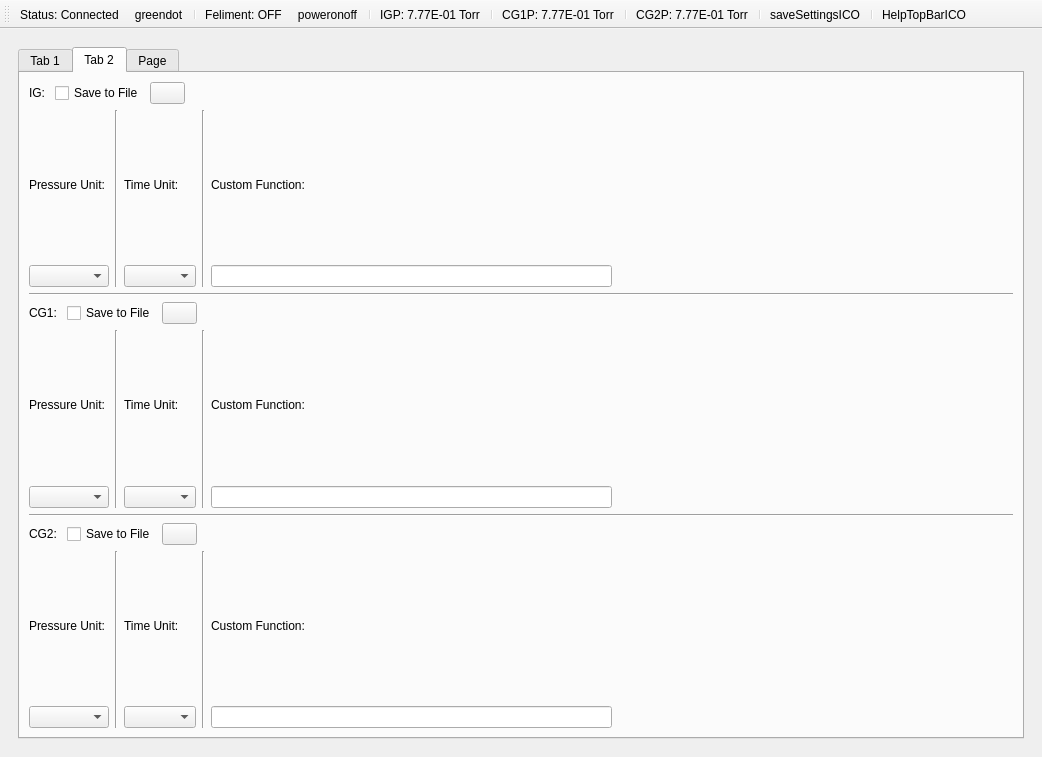
Old version of the form UI/QTUI.ui in the repository Khaled-Agbaryah/PC_GUI_App.
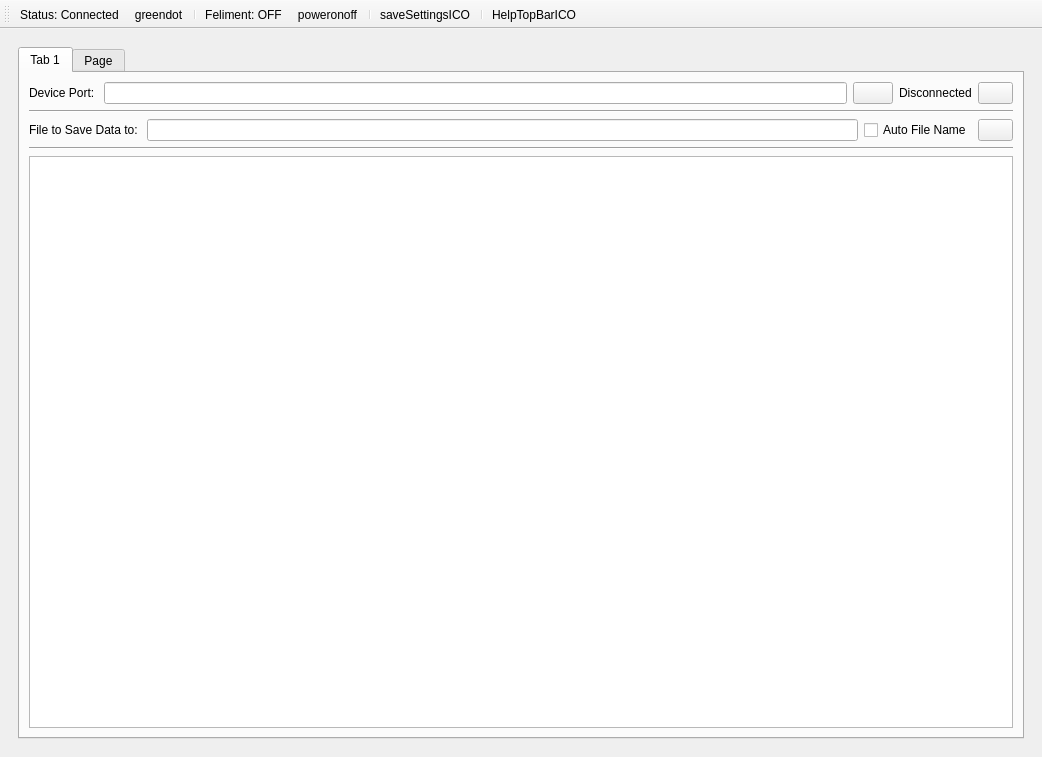
New version of the form. The open tabs and pages were chosen to show the change. Icons and pictures are not drawn.

The edit to the form file:
```diff
--- a/UI/QTUI.ui
+++ b/UI/QTUI.ui
@@ -122,47 +122,6 @@
                 </item>
                </layout>
               </item>
-              <item>
-               <layout class="QHBoxLayout" name="horizontalLayout_3">
-                <item>
-                 <widget class="QCheckBox" name="BufferingCheckBox">
-                  <property name="text">
-                   <string>Data Buffering</string>
-                  </property>
-                 </widget>
-                </item>
-                <item>
-                 <widget class="QLabel" name="label_3">
-                  <property name="text">
-                   <string>Buffer Max Size: </string>
-                  </property>
-                 </widget>
-                </item>
-                <item>
-                 <widget class="QSpinBox" name="BufferingSpinBox"/>
-                </item>
-                <item>
-                 <widget class="QLabel" name="label_4">
-                  <property name="text">
-                   <string>MB</string>
-                  </property>
-                 </widget>
-                </item>
-                <item>
-                 <widget class="QPushButton" name="BufferingHelp">
-                  <property name="maximumSize">
-                   <size>
-                    <width>35</width>
-                    <height>16777215</height>
-                   </size>
-                  </property>
-                  <property name="text">
-                   <string/>
-                  </property>
-                 </widget>
-                </item>
-               </layout>
-              </item>
              </layout>
             </item>
             <item>
@@ -173,405 +132,14 @@
              </widget>
             </item>
             <item>
-             <spacer name="verticalSpacer">
-              <property name="orientation">
-               <enum>Qt::Vertical</enum>
+             <widget class="QPlainTextEdit" name="LogTextBox3">
+              <property name="font">
+               <font>
+                <pointsize>10</pointsize>
+               </font>
               </property>
-              <property name="sizeType">
-               <enum>QSizePolicy::Maximum</enum>
-              </property>
-              <property name="sizeHint" stdset="0">
-               <size>
-                <width>20</width>
-                <height>300</height>
-               </size>
-              </property>
-             </spacer>
-            </item>
-           </layout>
-          </widget>
-          <widget class="QWidget" name="tab_2">
-           <attribute name="title">
-            <string>Tab 2</string>
-           </attribute>
-           <layout class="QVBoxLayout" name="verticalLayout_8">
-            <item>
-             <layout class="QVBoxLayout" name="verticalLayout_7">
-              <item>
-               <layout class="QHBoxLayout" name="horizontalLayout_5">
-                <item>
-                 <widget class="QLabel" name="label_5">
-                  <property name="text">
-                   <string>IG: </string>
-                  </property>
-                 </widget>
-                </item>
-                <item>
-                 <widget class="QCheckBox" name="IGSaveToFileCheckBox">
-                  <property name="text">
-                   <string>Save to File</string>
-                  </property>
-                 </widget>
-                </item>
-                <item>
-                 <widget class="QPushButton" name="IGSectionHelp">
-                  <property name="maximumSize">
-                   <size>
-                    <width>35</width>
-                    <height>16777215</height>
-                   </size>
-                  </property>
-                  <property name="text">
-                   <string/>
-                  </property>
-                 </widget>
-                </item>
-                <item>
-                 <spacer name="horizontalSpacer">
-                  <property name="orientation">
-                   <enum>Qt::Horizontal</enum>
-                  </property>
-                  <property name="sizeHint" stdset="0">
-                   <size>
-                    <width>40</width>
-                    <height>20</height>
-                   </size>
-                  </property>
-                 </spacer>
-                </item>
-               </layout>
-              </item>
-              <item>
-               <layout class="QHBoxLayout" name="horizontalLayout_4">
-                <item>
-                 <layout class="QVBoxLayout" name="verticalLayout_9">
-                  <item>
-                   <widget class="QLabel" name="label_6">
-                    <property name="text">
-                     <string>Pressure Unit: </string>
-                    </property>
-                   </widget>
-                  </item>
-                  <item>
-                   <widget class="QComboBox" name="IGPressureUnitCombo"/>
-                  </item>
-                 </layout>
-                </item>
-                <item>
-                 <widget class="Line" name="line_5">
-                  <property name="orientation">
-                   <enum>Qt::Vertical</enum>
-                  </property>
-                 </widget>
-                </item>
-                <item>
-                 <layout class="QVBoxLayout" name="verticalLayout_10">
-                  <item>
-                   <widget class="QLabel" name="label_7">
-                    <property name="text">
-                     <string>Time Unit: </string>
-                    </property>
-                   </widget>
-                  </item>
-                  <item>
-                   <widget class="QComboBox" name="IGTimeUnitCombo"/>
-                  </item>
-                 </layout>
-                </item>
-                <item>
-                 <widget class="Line" name="line_6">
-                  <property name="orientation">
-                   <enum>Qt::Vertical</enum>
-                  </property>
-                 </widget>
-                </item>
-                <item>
-                 <layout class="QVBoxLayout" name="verticalLayout_11">
-                  <item>
-                   <widget class="QLabel" name="label_8">
-                    <property name="text">
-                     <string>Custom Function: </string>
-                    </property>
-                   </widget>
-                  </item>
-                  <item>
-                   <widget class="QLineEdit" name="IGCustomFunctionLineEdit"/>
-                  </item>
-                 </layout>
-                </item>
-                <item>
-                 <spacer name="horizontalSpacer_7">
-                  <property name="orientation">
-                   <enum>Qt::Horizontal</enum>
-                  </property>
-                  <property name="sizeHint" stdset="0">
-                   <size>
-                    <width>40</width>
-                    <height>20</height>
-                   </size>
-                  </property>
-                 </spacer>
-                </item>
-               </layout>
-              </item>
-             </layout>
-            </item>
-            <item>
-             <widget class="Line" name="line_2">
-              <property name="orientation">
-               <enum>Qt::Horizontal</enum>
-              </property>
              </widget>
             </item>
-            <item>
-             <layout class="QVBoxLayout" name="verticalLayout_13">
-              <item>
-               <layout class="QHBoxLayout" name="horizontalLayout_9">
-                <item>
-                 <widget class="QLabel" name="label_11">
-                  <property name="text">
-                   <string>CG1: </string>
-                  </property>
-                 </widget>
-                </item>
-                <item>
-                 <widget class="QCheckBox" name="CG1SaveToFileCheckBox">
-                  <property name="text">
-                   <string>Save to File</string>
-                  </property>
-                 </widget>
-                </item>
-                <item>
-                 <widget class="QPushButton" name="CG1SectionHelp">
-                  <property name="maximumSize">
-                   <size>
-                    <width>35</width>
-                    <height>16777215</height>
-                   </size>
-                  </property>
-                  <property name="text">
-                   <string/>
-                  </property>
-                 </widget>
-                </item>
-                <item>
-                 <spacer name="horizontalSpacer_2">
-                  <property name="orientation">
-                   <enum>Qt::Horizontal</enum>
-                  </property>
-                  <property name="sizeHint" stdset="0">
-                   <size>
-                    <width>40</width>
-                    <height>20</height>
-                   </size>
-                  </property>
-                 </spacer>
-                </item>
-               </layout>
-              </item>
-              <item>
-               <layout class="QHBoxLayout" name="horizontalLayout_8">
-                <item>
-                 <layout class="QVBoxLayout" name="verticalLayout_15">
-                  <item>
-                   <widget class="QLabel" name="label_12">
-                    <property name="text">
-                     <string>Pressure Unit: </string>
-                    </property>
-                   </widget>
-                  </item>
-                  <item>
-                   <widget class="QComboBox" name="CG1PressureUnitCombo"/>
-                  </item>
-                 </layout>
-                </item>
-                <item>
-                 <widget class="Line" name="line_9">
-                  <property name="orientation">
-                   <enum>Qt::Vertical</enum>
-                  </property>
-                 </widget>
-                </item>
-                <item>
-                 <layout class="QVBoxLayout" name="verticalLayout_16">
-                  <item>
-                   <widget class="QLabel" name="label_13">
-                    <property name="text">
-                     <string>Time Unit: </string>
-                    </property>
-                   </widget>
-                  </item>
-                  <item>
-                   <widget class="QComboBox" name="CG1TimeUnitCombo"/>
-                  </item>
-                 </layout>
-                </item>
-                <item>
-                 <widget class="Line" name="line_8">
-                  <property name="orientation">
-                   <enum>Qt::Vertical</enum>
-                  </property>
-                 </widget>
-                </item>
-                <item>
-                 <layout class="QVBoxLayout" name="verticalLayout_17">
-                  <item>
-                   <widget class="QLabel" name="label_14">
-                    <property name="text">
-                     <string>Custom Function: </string>
-                    </property>
-                   </widget>
-                  </item>
-                  <item>
-                   <widget class="QLineEdit" name="CG1CustomFunctionLineEdit"/>
-                  </item>
-                 </layout>
-                </item>
-                <item>
-                 <spacer name="horizontalSpacer_8">
-                  <property name="orientation">
-                   <enum>Qt::Horizontal</enum>
-                  </property>
-                  <property name="sizeHint" stdset="0">
-                   <size>
-                    <width>40</width>
-                    <height>20</height>
-                   </size>
-                  </property>
-                 </spacer>
-                </item>
-               </layout>
-              </item>
-             </layout>
-            </item>
-            <item>
-             <widget class="Line" name="line_3">
-              <property name="orientation">
-               <enum>Qt::Horizontal</enum>
-              </property>
-             </widget>
-            </item>
-            <item>
-             <layout class="QVBoxLayout" name="verticalLayout_14">
-              <item>
-               <layout class="QHBoxLayout" name="horizontalLayout_12">
-                <item>
-                 <widget class="QLabel" name="label_17">
-                  <property name="text">
-                   <string>CG2: </string>
-                  </property>
-                 </widget>
-                </item>
-                <item>
-                 <widget class="QCheckBox" name="CG2SaveToFileCheckBox">
-                  <property name="text">
-                   <string>Save to File</string>
-                  </property>
-                 </widget>
-                </item>
-                <item>
-                 <widget class="QPushButton" name="CG2SectionHelp">
-                  <property name="maximumSize">
-                   <size>
-                    <width>35</width>
-                    <height>16777215</height>
-                   </size>
-                  </property>
-                  <property name="text">
-                   <string/>
-                  </property>
-                 </widget>
-                </item>
-                <item>
-                 <spacer name="horizontalSpacer_3">
-                  <property name="orientation">
-                   <enum>Qt::Horizontal</enum>
-                  </property>
-                  <property name="sizeHint" stdset="0">
-                   <size>
-                    <width>40</width>
-                    <height>20</height>
-                   </size>
-                  </property>
-                 </spacer>
-                </item>
-               </layout>
-              </item>
-              <item>
-               <layout class="QHBoxLayout" name="horizontalLayout_13">
-                <item>
-                 <layout class="QVBoxLayout" name="verticalLayout_19">
-                  <item>
-                   <widget class="QLabel" name="label_18">
-                    <property name="text">
-                     <string>Pressure Unit: </string>
-                    </property>
-                   </widget>
-                  </item>
-                  <item>
-                   <widget class="QComboBox" name="CG2PressureUnitCombo"/>
-                  </item>
-                 </layout>
-                </item>
-                <item>
-                 <widget class="Line" name="line_12">
-                  <property name="orientation">
-                   <enum>Qt::Vertical</enum>
-                  </property>
-                 </widget>
-                </item>
-                <item>
-                 <layout class="QVBoxLayout" name="verticalLayout_20">
-                  <item>
-                   <widget class="QLabel" name="label_19">
-                    <property name="text">
-                     <string>Time Unit: </string>
-                    </property>
-                   </widget>
-                  </item>
-                  <item>
-                   <widget class="QComboBox" name="CG2TimeUnitCombo"/>
-                  </item>
-                 </layout>
-                </item>
-                <item>
-                 <widget class="Line" name="line_11">
-                  <property name="orientation">
-                   <enum>Qt::Vertical</enum>
-                  </property>
-                 </widget>
-                </item>
-                <item>
-                 <layout class="QVBoxLayout" name="verticalLayout_21">
-                  <item>
-                   <widget class="QLabel" name="label_20">
-                    <property name="text">
-                     <string>Custom Function: </string>
-                    </property>
-                   </widget>
-                  </item>
-                  <item>
-                   <widget class="QLineEdit" name="CG2CustomFunctionLineEdit"/>
-                  </item>
-                 </layout>
-                </item>
-                <item>
-                 <spacer name="horizontalSpacer_9">
-                  <property name="orientation">
-                   <enum>Qt::Horizontal</enum>
-                  </property>
-                  <property name="sizeHint" stdset="0">
-                   <size>
-                    <width>40</width>
-                    <height>20</height>
-                   </size>
-                  </property>
-                 </spacer>
-                </item>
-               </layout>
-              </item>
-             </layout>
-            </item>
            </layout>
           </widget>
           <widget class="QWidget" name="tab_3">
@@ -637,7 +205,7 @@
                      <string>Time Latency: 
 Note: 
    time latency is in seconds 
-   minimum is 1ms 
+   minimum is 1s 
    maximum is 30s </string>
                     </property>
                    </widget>
@@ -719,9 +287,7 @@
                  <bool>true</bool>
                 </property>
                 <property name="plainText">
-                 <string>hello
-there
-</string>
+                 <string/>
                 </property>
                </widget>
               </item>
@@ -785,27 +351,6 @@
             </item>
             <item>
              <layout class="QHBoxLayout" name="horizontalLayout_21">
-              <item>
-               <layout class="QVBoxLayout" name="verticalLayout_33">
-                <item>
-                 <widget class="QLabel" name="label_29">
-                  <property name="text">
-                   <string>Custom Function: </string>
-                  </property>
-                 </widget>
-                </item>
-                <item>
-                 <widget class="QLineEdit" name="IGPlotCustomFunctionLineEdit"/>
-                </item>
-               </layout>
-              </item>
-              <item>
-               <widget class="Line" name="line_18">
-                <property name="orientation">
-                 <enum>Qt::Vertical</enum>
-                </property>
-               </widget>
-              </item>
               <item>
                <layout class="QVBoxLayout" name="verticalLayout_34">
                 <item>
@@ -827,26 +372,18 @@
                     </property>
                    </widget>
                   </item>
-                 </layout>
-                </item>
-                <item>
-                 <layout class="QHBoxLayout" name="horizontalLayout_24">
                   <item>
-                   <widget class="QLabel" name="label_31">
-                    <property name="text">
-                     <string>Custom Function Line Style: </string>
+                   <spacer name="horizontalSpacer_3">
+                    <property name="orientation">
+                     <enum>Qt::Horizontal</enum>
                     </property>
-                   </widget>
-                  </item>
-                  <item>
-                   <widget class="QLineEdit" name="IGPlotCustomFunctionLineStyle">
-                    <property name="maximumSize">
+                    <property name="sizeHint" stdset="0">
                      <size>
-                      <width>150</width>
-                      <height>16777215</height>
+                      <width>40</width>
+                      <height>20</height>
                      </size>
                     </property>
-                   </widget>
+                   </spacer>
                   </item>
                  </layout>
                 </item>
@@ -911,27 +448,6 @@
             </item>
             <item>
              <layout class="QHBoxLayout" name="horizontalLayout_25">
-              <item>
-               <layout class="QVBoxLayout" name="verticalLayout_39">
-                <item>
-                 <widget class="QLabel" name="label_35">
-                  <property name="text">
-                   <string>Custom Function: </string>
-                  </property>
-                 </widget>
-                </item>
-                <item>
-                 <widget class="QLineEdit" name="CG1PlotCustomFunctionLineEdit"/>
-                </item>
-               </layout>
-              </item>
-              <item>
-               <widget class="Line" name="line_21">
-                <property name="orientation">
-                 <enum>Qt::Vertical</enum>
-                </property>
-               </widget>
-              </item>
               <item>
                <layout class="QVBoxLayout" name="verticalLayout_40">
                 <item>
@@ -953,26 +469,18 @@
                     </property>
                    </widget>
                   </item>
-                 </layout>
-                </item>
-                <item>
-                 <layout class="QHBoxLayout" name="horizontalLayout_28">
                   <item>
-                   <widget class="QLabel" name="label_37">
-                    <property name="text">
-                     <string>Custom Function Line Style: </string>
+                   <spacer name="horizontalSpacer_2">
+                    <property name="orientation">
+                     <enum>Qt::Horizontal</enum>
                     </property>
-                   </widget>
-                  </item>
-                  <item>
-                   <widget class="QLineEdit" name="CG1PlotCustomFunctionLineStyle">
-                    <property name="maximumSize">
+                    <property name="sizeHint" stdset="0">
                      <size>
-                      <width>150</width>
-                      <height>16777215</height>
+                      <width>40</width>
+                      <height>20</height>
                      </size>
                     </property>
-                   </widget>
+                   </spacer>
                   </item>
                  </layout>
                 </item>
@@ -1037,27 +545,6 @@
             </item>
             <item>
              <layout class="QHBoxLayout" name="horizontalLayout_30">
-              <item>
-               <layout class="QVBoxLayout" name="verticalLayout_45">
-                <item>
-                 <widget class="QLabel" name="label_41">
-                  <property name="text">
-                   <string>Custom Function: </string>
-                  </property>
-                 </widget>
-                </item>
-                <item>
-                 <widget class="QLineEdit" name="CG2PlotCustomFunctionLineEdit"/>
-                </item>
-               </layout>
-              </item>
-              <item>
-               <widget class="Line" name="line_24">
-                <property name="orientation">
-                 <enum>Qt::Vertical</enum>
-                </property>
-               </widget>
-              </item>
               <item>
                <layout class="QVBoxLayout" name="verticalLayout_46">
                 <item>
@@ -1079,26 +566,18 @@
                     </property>
                    </widget>
                   </item>
-                 </layout>
-                </item>
-                <item>
-                 <layout class="QHBoxLayout" name="horizontalLayout_32">
                   <item>
-                   <widget class="QLabel" name="label_42">
-                    <property name="text">
-                     <string>Custom Function Line Style: </string>
+                   <spacer name="horizontalSpacer">
+                    <property name="orientation">
+                     <enum>Qt::Horizontal</enum>
                     </property>
-                   </widget>
-                  </item>
-                  <item>
-                   <widget class="QLineEdit" name="CG2PlotCustomFunctionLineStyle">
-                    <property name="maximumSize">
+                    <property name="sizeHint" stdset="0">
                      <size>
-                      <width>150</width>
-                      <height>16777215</height>
+                      <width>40</width>
+                      <height>20</height>
                      </size>
                     </property>
-                   </widget>
+                   </spacer>
                   </item>
                  </layout>
                 </item>
@@ -1140,27 +619,9 @@
              </layout>
             </item>
             <item>
-             <layout class="QVBoxLayout" name="verticalLayout_41">
-              <item>
-               <widget class="QPushButton" name="refreshPlotPlotView">
-                <property name="text">
-                 <string>Refresh Plot</string>
-                </property>
-               </widget>
-              </item>
-              <item>
-               <widget class="QPushButton" name="clearPlotPlotView">
-                <property name="text">
-                 <string>Clear Plot</string>
-                </property>
-               </widget>
-              </item>
-             </layout>
-            </item>
-            <item>
-             <widget class="QPushButton" name="ScreenShotPlotPushButton">
-              <property name="text">
-               <string>Screenshot Plot</string>
+             <widget class="Line" name="line_2">
+              <property name="orientation">
+               <enum>Qt::Vertical</enum>
               </property>
              </widget>
             </item>
@@ -1196,6 +657,13 @@
               </item>
              </layout>
             </item>
+            <item>
+             <widget class="Line" name="line_3">
+              <property name="orientation">
+               <enum>Qt::Vertical</enum>
+              </property>
+             </widget>
+            </item>
             <item>
              <layout class="QVBoxLayout" name="verticalLayout_23">
               <item>
@@ -1298,12 +766,6 @@
    <addaction name="ToolBarFelimentLabel"/>
    <addaction name="ToolBarPowerONOFFICO"/>
    <addaction name="separator"/>
-   <addaction name="ToolBarIGPLabel"/>
-   <addaction name="separator"/>
-   <addaction name="ToolBarCG1PLabel"/>
-   <addaction name="separator"/>
-   <addaction name="ToolBarCG2PLabel"/>
-   <addaction name="separator"/>
    <addaction name="actionsaveSettingsICO"/>
    <addaction name="separator"/>
    <addaction name="actionHelpTopBarICO"/>
```
